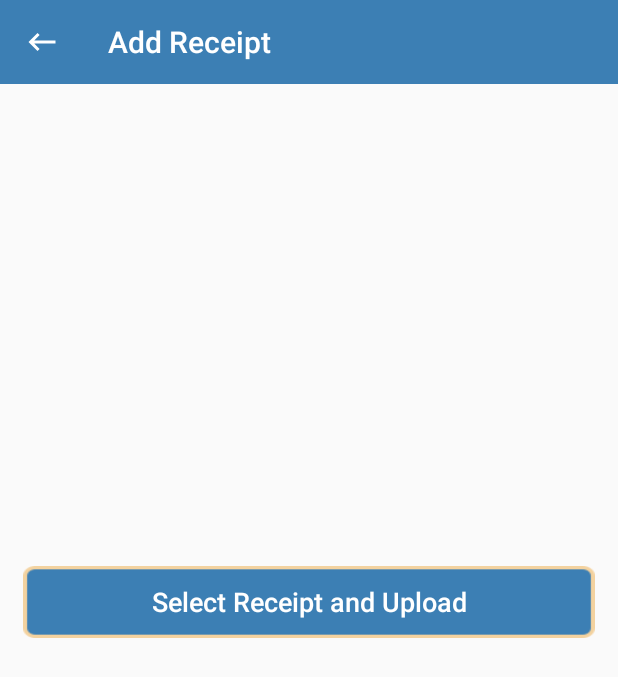
After one commit to amitthakarebi/School-Project, an Android app: the AddReceipt screen opened directly, with no data from a screen before it, on a phone screen of 412 x 824 dp. The commit adds this screen. Shown: the top 677 px of the screen. Run offline under Robolectric (Android 15) with nearby library versions, the phone set to English and light mode, and no system bars; our stand-ins replace Firebase (no records; nobody signed in at launch, a user with empty details on screens opened directly).

Commit message:
Add Receipt Class
Add receipt function is now available in the application

```diff
--- a/app/build.gradle
+++ b/app/build.gradle
@@ -32,6 +32,7 @@ dependencies {
     implementation 'com.google.firebase:firebase-firestore:22.0.1'
     implementation 'com.google.firebase:firebase-database:19.6.0'
     implementation 'com.firebaseui:firebase-ui-database:7.1.1'
+    implementation 'com.google.firebase:firebase-storage:19.2.1'
     testImplementation 'junit:junit:4.13'
     androidTestImplementation 'androidx.test.ext:junit:1.1.2'
     androidTestImplementation 'androidx.test.espresso:espresso-core:3.3.0'
--- /dev/null
+++ b/app/src/main/java/com/amitthakare/sanskarschool/AddReceipt.java
@@ -0,0 +1,231 @@
+package com.amitthakare.sanskarschool;
+
+import androidx.annotation.NonNull;
+import androidx.annotation.Nullable;
+import androidx.appcompat.app.ActionBarDrawerToggle;
+import androidx.appcompat.app.AlertDialog;
+import androidx.appcompat.app.AppCompatActivity;
+import androidx.appcompat.widget.Toolbar;
+import androidx.core.app.ActivityCompat;
+import androidx.core.content.FileProvider;
+import androidx.drawerlayout.widget.DrawerLayout;
+
+import android.Manifest;
+import android.app.Activity;
+import android.app.ProgressDialog;
+import android.content.Context;
+import android.content.Intent;
+import android.content.pm.PackageManager;
+import android.graphics.Bitmap;
+import android.graphics.BitmapFactory;
+import android.graphics.Canvas;
+import android.graphics.Color;
+import android.graphics.Paint;
+import android.graphics.Typeface;
+import android.net.Uri;
+import android.os.Bundle;
+import android.os.Environment;
+import android.provider.MediaStore;
+import android.util.Log;
+import android.view.LayoutInflater;
+import android.view.View;
+import android.widget.Button;
+import android.widget.TextView;
+import android.widget.Toast;
+
+import com.google.android.gms.tasks.OnFailureListener;
+import com.google.android.gms.tasks.OnSuccessListener;
+import com.google.firebase.auth.FirebaseAuth;
+import com.google.firebase.auth.FirebaseUser;
+import com.google.firebase.database.FirebaseDatabase;
+import com.google.firebase.firestore.FirebaseFirestore;
+import com.google.firebase.storage.FirebaseStorage;
+import com.google.firebase.storage.OnProgressListener;
+import com.google.firebase.storage.StorageReference;
+import com.google.firebase.storage.UploadTask;
+
+import java.io.ByteArrayOutputStream;
+import java.io.File;
+import java.io.IOException;
+import java.text.SimpleDateFormat;
+import java.util.Date;
+import java.util.Objects;
+
+public class AddReceipt extends AppCompatActivity {
+
+    DrawerLayout drawerLayoutAddReceipt;
+    Toolbar toolbarAddReceipt;
+
+    Button addReceiptBtn;
+    TextView receiptMsg;
+    private String currentPhotoPath;
+
+    //database
+    FirebaseAuth firebaseAuth;
+    FirebaseFirestore firestore;
+    StorageReference storageReference;
+    FirebaseUser currentUser;
+    FirebaseDatabase firebaseDatabase;
+
+    private String imageUploadUri;
+
+    //Alert Dialogue
+    private AlertDialog.Builder builder;
+    private AlertDialog alertDialog;
+
+    @Override
+    protected void onCreate(Bundle savedInstanceState) {
+        super.onCreate(savedInstanceState);
+        setContentView(R.layout.activity_add_receipt);
+        createBuilder();
+        ini();
+    }
+
+    private void ini() {
+
+        //------------Hooks-------------//
+        drawerLayoutAddReceipt = findViewById(R.id.drawerLayoutAddReceipt);
+        toolbarAddReceipt = findViewById(R.id.navigationToolbarAddReceipt);
+
+        firebaseAuth = FirebaseAuth.getInstance();
+        firestore = FirebaseFirestore.getInstance();
+        storageReference = FirebaseStorage.getInstance().getReference();
+        currentUser = firebaseAuth.getCurrentUser();
+        firebaseDatabase = FirebaseDatabase.getInstance();
+
+        //---------Toolbar---------// set toolbar as action bar
+        setSupportActionBar(toolbarAddReceipt);
+        Objects.requireNonNull(getSupportActionBar()).setTitle("Add Receipt");
+        toolbarAddReceipt.setNavigationIcon(R.drawable.ic_baseline_keyboard_backspace_24);
+        toolbarAddReceipt.setTitleTextColor(getResources().getColor(R.color.white));
+
+        //--------Navigation Toggle--------//
+        ActionBarDrawerToggle toggle = new ActionBarDrawerToggle(AddReceipt.this, drawerLayoutAddReceipt, toolbarAddReceipt, R.string.open, R.string.close);
+        toggle.setDrawerIndicatorEnabled(false);
+        toggle.setHomeAsUpIndicator(R.drawable.ic_baseline_keyboard_backspace_24);
+        toggle.setToolbarNavigationClickListener(new View.OnClickListener() {
+            @Override
+            public void onClick(View v) {
+                finish();
+            }
+        });
+        //drawerLayoutStudent.addDrawerListener(toggle);
+        toggle.syncState();
+
+        receiptMsg = findViewById(R.id.addReceiptMsg);
+        addReceiptBtn = findViewById(R.id.addReceiptBtn);
+        addReceiptBtn.setOnClickListener(new View.OnClickListener() {
+            @Override
+            public void onClick(View v) {
+
+                if (ActivityCompat.checkSelfPermission(AddReceipt.this, Manifest.permission.CAMERA) == PackageManager.PERMISSION_GRANTED) {
+                    alertDialog.show();
+                    String fileName = "photo";
+                    File storageDirectory = getExternalFilesDir(Environment.DIRECTORY_PICTURES);
+                    //File imageFile = File.createTempFile(fileName, ".jpg", storageDirectory);
+                    File imageFile = new File(storageDirectory + File.separator + fileName + ".jpg");
+                    currentPhotoPath = imageFile.getAbsolutePath();
+                    Log.e("filename", imageFile.toString());
+                    Uri imageUri = FileProvider.getUriForFile(AddReceipt.this, "com.amitthakare.sanskarschool", imageFile);
+
+                    Intent intent = new Intent(MediaStore.ACTION_IMAGE_CAPTURE);
+                    intent.putExtra(MediaStore.EXTRA_OUTPUT, imageUri);
+                    startActivityForResult(intent, 2000);
+
+                } else {
+                    ActivityCompat.requestPermissions(AddReceipt.this, new String[]{Manifest.permission.CAMERA}, 100);
+                }
+
+            }
+        });
+
+
+    }
+
+    @Override
+    protected void onActivityResult(int requestCode, int resultCode, @Nullable Intent data) {
+        super.onActivityResult(requestCode, resultCode, data);
+
+        if (requestCode == 2000) {
+            if (resultCode == Activity.RESULT_OK) {
+
+                Bitmap bitmap = BitmapFactory.decodeFile(currentPhotoPath);
+                Bitmap imageBitmap = bitmap.copy(bitmap.getConfig(), true);
+
+                Uri tempUri = getImageUri(getApplicationContext(), imageBitmap);
+                if (tempUri != null) {
+                    saveImgToFirebase(tempUri);
+                }
+
+            }else
+            {
+                Toast.makeText(this, "failed!", Toast.LENGTH_SHORT).show();
+                alertDialog.cancel();
+            }
+        }else
+        {
+            Toast.makeText(this, "failed!", Toast.LENGTH_SHORT).show();
+            alertDialog.cancel();
+        }
+
+
+    }
+
+    public Uri getImageUri(Context inContext, Bitmap inImage) {
+        ByteArrayOutputStream bytes = new ByteArrayOutputStream();
+        inImage.compress(Bitmap.CompressFormat.JPEG, 100, bytes);
+        String path = MediaStore.Images.Media.insertImage(inContext.getContentResolver(), inImage, "Title", null);
+        return Uri.parse(path);
+    }
+
+    private void saveImgToFirebase(Uri imageUri) {
+
+        int random_int = (int) (Math.random() * (999999999 - 1000000 + 1) + 1000000);
+
+
+        // upload image to firebase storage
+        //below we define StorageReference that will help to store the image into Firebase Storage section
+        //storageReference get the root directory.
+        //storageReference.child("User/"+currentUser.getUid()+"aadhar.jpg") will create a structure like
+        // User folder => Folder name UID  (to differentiate user ) => aadhar.jpg
+        final StorageReference fileRef = storageReference.child("User/" + currentUser.getUid() + "/" + random_int + ".jpg");
+        fileRef.putFile(imageUri).addOnSuccessListener(new OnSuccessListener<UploadTask.TaskSnapshot>() {
+            @Override
+            public void onSuccess(UploadTask.TaskSnapshot taskSnapshot) {
+
+                fileRef.getDownloadUrl().addOnSuccessListener(new OnSuccessListener<Uri>() {
+                    @Override
+                    public void onSuccess(Uri uri) {
+                        //when image get uploaded then toast will occurs
+                        imageUploadUri = uri.toString();
+                        Toast.makeText(AddReceipt.this, "Image Uploaded!", Toast.LENGTH_LONG).show();
+                        alertDialog.cancel();
+                        finish();
+                        //uploadTextView.setText("Image Selected");
+                    }
+                });
+
+            }
+        }).addOnFailureListener(new OnFailureListener() {
+            @Override
+            public void onFailure(@NonNull Exception e) {
+                Toast.makeText(AddReceipt.this, "Failed!", Toast.LENGTH_LONG).show();
+                alertDialog.cancel();
+            }
+        });
+    }
+
+    private void createBuilder() {
+
+        builder = new AlertDialog.Builder(this);
+        builder.setIcon(R.drawable.student_logo);
+        builder.setTitle("Uploading Receipt...");
+        builder.setCancelable(false);
+        LayoutInflater layoutInflater = getLayoutInflater();
+        View dialogView = layoutInflater.inflate(R.layout.loading_layout,null);
+        builder.setView(dialogView);
+        alertDialog = builder.create();
+
+    }
+
+}
--- /dev/null
+++ b/app/src/main/res/layout/activity_add_receipt.xml
@@ -0,0 +1,59 @@
+<?xml version="1.0" encoding="utf-8"?>
+<androidx.drawerlayout.widget.DrawerLayout xmlns:android="http://schemas.android.com/apk/res/android"
+    xmlns:app="http://schemas.android.com/apk/res-auto"
+    xmlns:tools="http://schemas.android.com/tools"
+    android:layout_width="match_parent"
+    android:id="@+id/drawerLayoutAddReceipt"
+    android:layout_height="match_parent"
+    tools:context=".AddReceipt">
+
+    <LinearLayout
+        android:layout_width="match_parent"
+        android:layout_height="match_parent"
+        android:orientation="vertical">
+
+        <androidx.appcompat.widget.Toolbar
+            android:id="@+id/navigationToolbarAddReceipt"
+            android:layout_width="match_parent"
+            android:layout_height="wrap_content"
+            app:navigationIcon="@drawable/ic_baseline_keyboard_backspace_24"
+            android:background="@color/blue1"
+            android:minHeight="?attr/actionBarSize"
+            android:theme="?attr/actionBarTheme" />
+
+        <LinearLayout
+            android:layout_width="match_parent"
+            android:layout_height="match_parent"
+            android:layout_marginStart="15dp"
+            android:layout_marginEnd="15dp"
+            android:gravity="center"
+            android:orientation="vertical">
+
+            <Button
+                android:id="@+id/addReceiptBtn"
+                android:layout_width="match_parent"
+                android:layout_height="wrap_content"
+                android:text="Select Receipt and Upload"
+                android:background="@drawable/btn_background"
+                android:textColor="@color/white"
+                android:textSize="18sp"
+                android:layout_marginBottom="50dp"
+                android:textAllCaps="false"/>
+
+            <TextView
+                android:id="@+id/addReceiptMsg"
+                android:layout_width="match_parent"
+                android:layout_height="wrap_content"
+                android:text="Success!"
+                android:textColor="@color/green_light"
+                android:gravity="center"
+                android:visibility="invisible"
+                android:textSize="20sp"/>
+
+        </LinearLayout>
+
+
+    </LinearLayout>
+
+
+</androidx.drawerlayout.widget.DrawerLayout>
--- a/app/src/main/res/layout/activity_student_dashboard.xml
+++ b/app/src/main/res/layout/activity_student_dashboard.xml
@@ -116,6 +116,7 @@
                 android:layout_width="0dp"
                 android:layout_height="wrap_content"
                 android:layout_margin="10dp"
+                android:id="@+id/addReceiptCardView"
                 android:layout_weight="1"
                 android:elevation="10dp">
 
```
Also changed, not shown: app/src/main/AndroidManifest.xml (+17 -0 lines), app/src/main/java/com/amitthakare/sanskarschool/StudentDashboard.java (+10 -1 lines), app/src/main/res/xml/filepaths.xml (added, +8 -0 lines).
